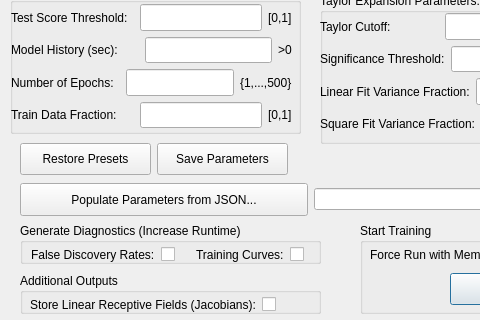
Above: neuro_mine/ui/mine_train.ui from matovic5/neuro_mine before the change; both pictures show x 0 to 480 and y 407 to 727 of the 609 by 727 pixel window. Below: the same form after it.
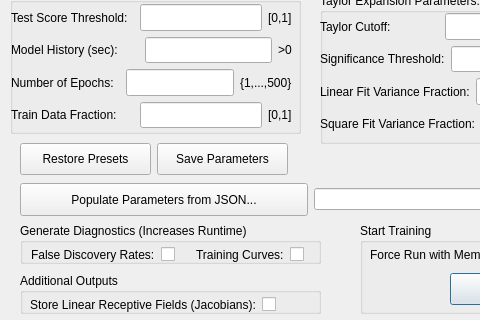
That is the form after the change. Icons and pictures are not drawn.

Commit message: Minor GUI change (train module) --> "Increases Runtime" for Generate Diagnostics

```diff
--- a/neuro_mine/ui/mine_train.ui
+++ b/neuro_mine/ui/mine_train.ui
@@ -488,9 +488,9 @@
     </rect>
    </property>
    <property name="title">
-    <string>Generate Diagnostics (Increase Runtime)</string>
+    <string>Generate Diagnostics (Increases Runtime)</string>
    </property>
-   <widget class="QWidget" name="">
+   <widget class="QWidget" name="layoutWidget">
     <property name="geometry">
      <rect>
       <x>11</x>
```
The commit also changes 1 other file.
